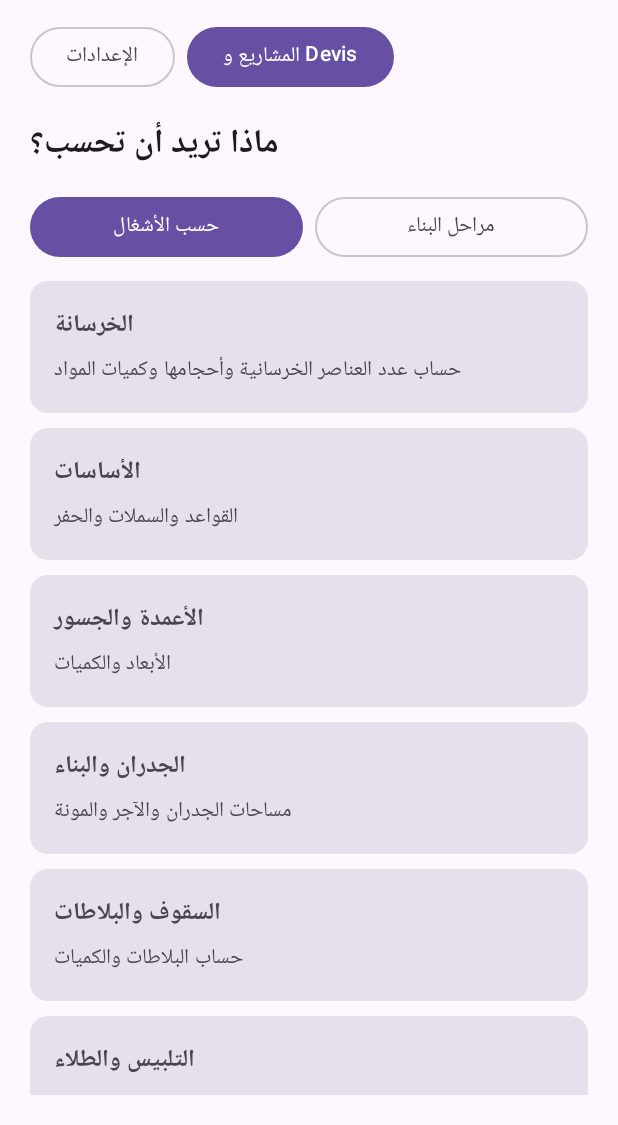
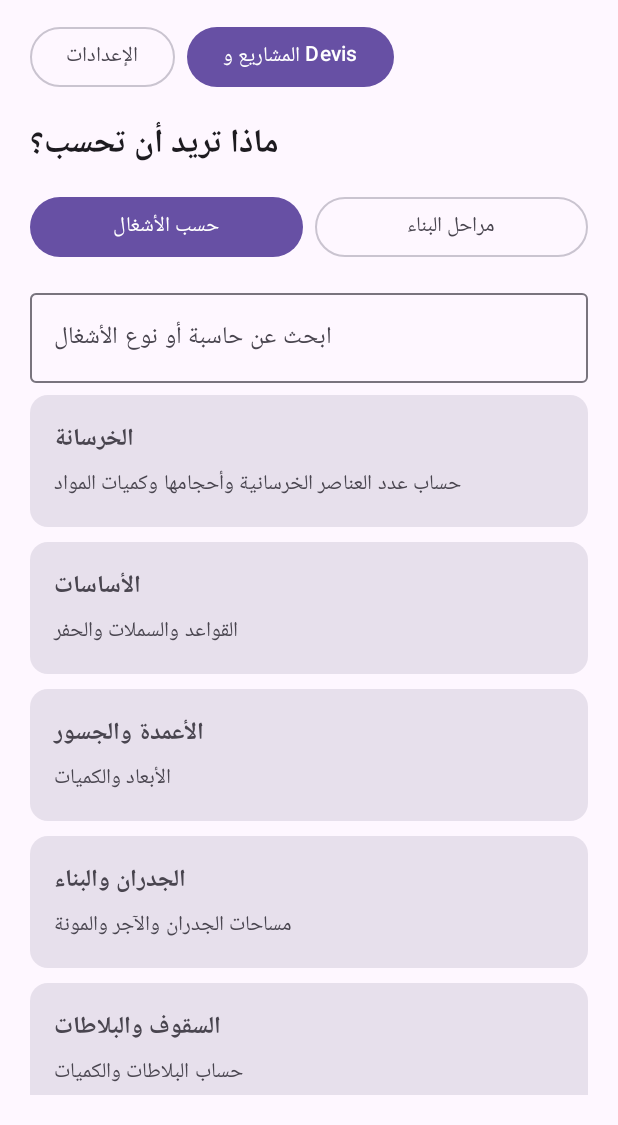
Before and after one commit to amingocha058-cyber/Btp-Pro-Dz, an Android app built with Jetpack Compose: the screen it shows after launch (MainActivity), on a phone screen of 412 x 824 dp, the part 111-1236 px from its top. Run offline under Robolectric (Android 15) with nearby library versions, the phone set to English and light mode, and no system bars; our stand-ins replace Room's generated code.

Commit message:
Add bilingual calculator search to construction sections

```diff
--- a/app/src/main/java/dz/btpprodz/MainActivity.kt
+++ b/app/src/main/java/dz/btpprodz/MainActivity.kt
@@ -113,6 +113,7 @@ private val constructionStages = listOf(
 private fun BtpProDzApp() {
     var isArabic by remember { mutableStateOf(true) }
     var selectedView by remember { mutableStateOf(0) }
+    var calculatorSearch by remember { mutableStateOf("") }
     var showConcreteCalculator by remember { mutableStateOf(false) }
     var showFoundationCalculator by remember { mutableStateOf(false) }
     var showEarthworksCalculator by remember { mutableStateOf(false) }
@@ -204,9 +205,34 @@ private fun BtpProDzApp() {
                 }
 
                 Spacer(modifier = Modifier.height(12.dp))
+                if (selectedView == 0) {
+                    OutlinedTextField(
+                        value = calculatorSearch,
+                        onValueChange = { calculatorSearch = it },
+                        modifier = Modifier.fillMaxWidth(),
+                        singleLine = true,
+                        label = { Text(if (isArabic) "ابحث عن حاسبة أو نوع الأشغال" else "Rechercher un calcul ou un travail") },
+                        placeholder = { Text(if (isArabic) "مثال: خرسانة، حفر، طلاء..." else "Ex. béton, terrassement, peinture...") }
+                    )
+                    Spacer(modifier = Modifier.height(8.dp))
+                }
                 LazyColumn(verticalArrangement = Arrangement.spacedBy(10.dp)) {
                     if (selectedView == 0) {
-                        items(workSections) { section ->
+                        val query = calculatorSearch.trim()
+                        val filteredSections = workSections.filter { section ->
+                            query.isBlank() || listOf(section.ar, section.fr, section.descriptionAr, section.descriptionFr)
+                                .any { it.contains(query, ignoreCase = true) }
+                        }
+                        if (filteredSections.isEmpty()) {
+                            item {
+                                Text(
+                                    if (isArabic) "لا توجد حاسبة مطابقة. جرّب كلمة أخرى." else "Aucun calcul correspondant. Essayez un autre terme.",
+                                    color = MaterialTheme.colorScheme.onSurfaceVariant,
+                                    modifier = Modifier.padding(16.dp)
+                                )
+                            }
+                        }
+                        items(filteredSections) { section ->
                             Card(
                                 modifier = Modifier.fillMaxWidth().clickable {
                                     if (section.ar == "الخرسانة") showConcreteCalculator = true
```
